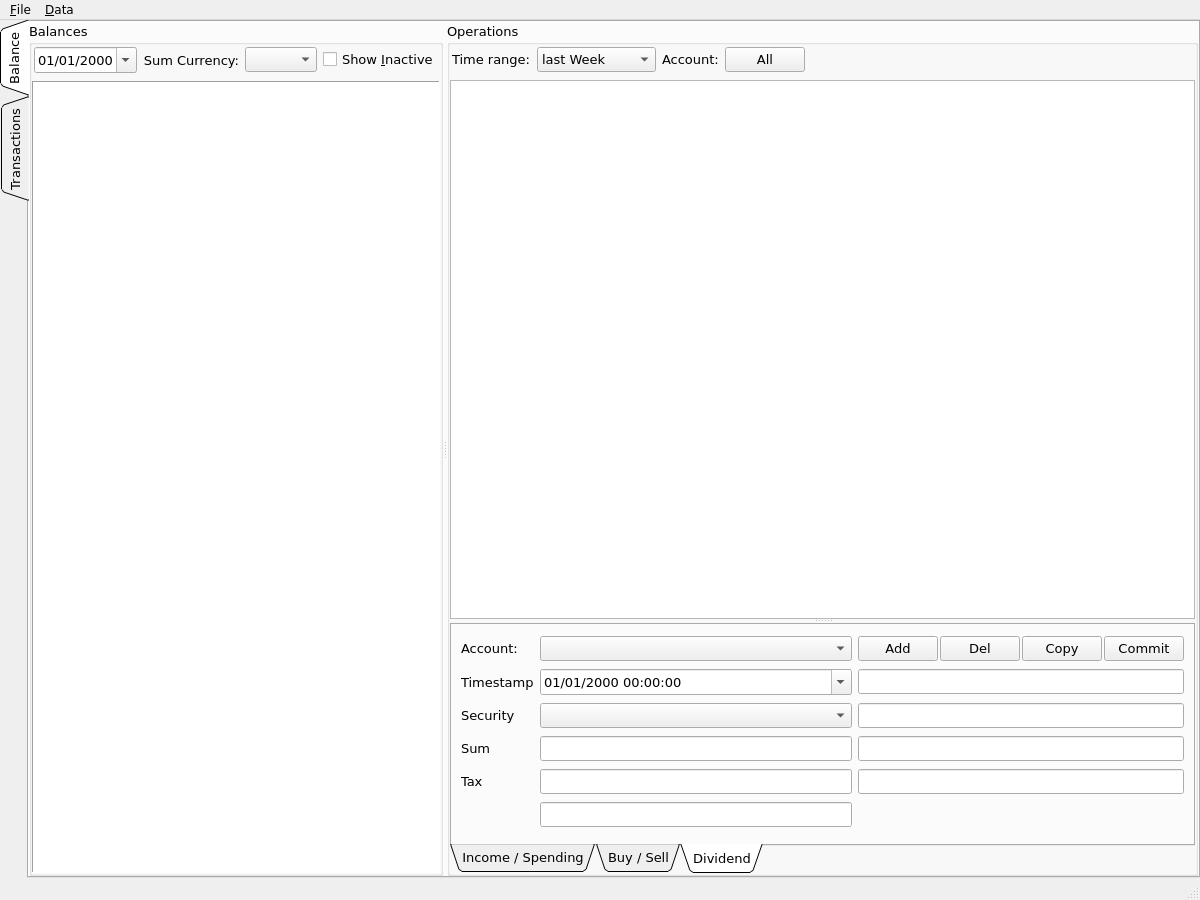
Above: UI/main_window.ui from titov-vv/jal before the change. Below: the same form after it.
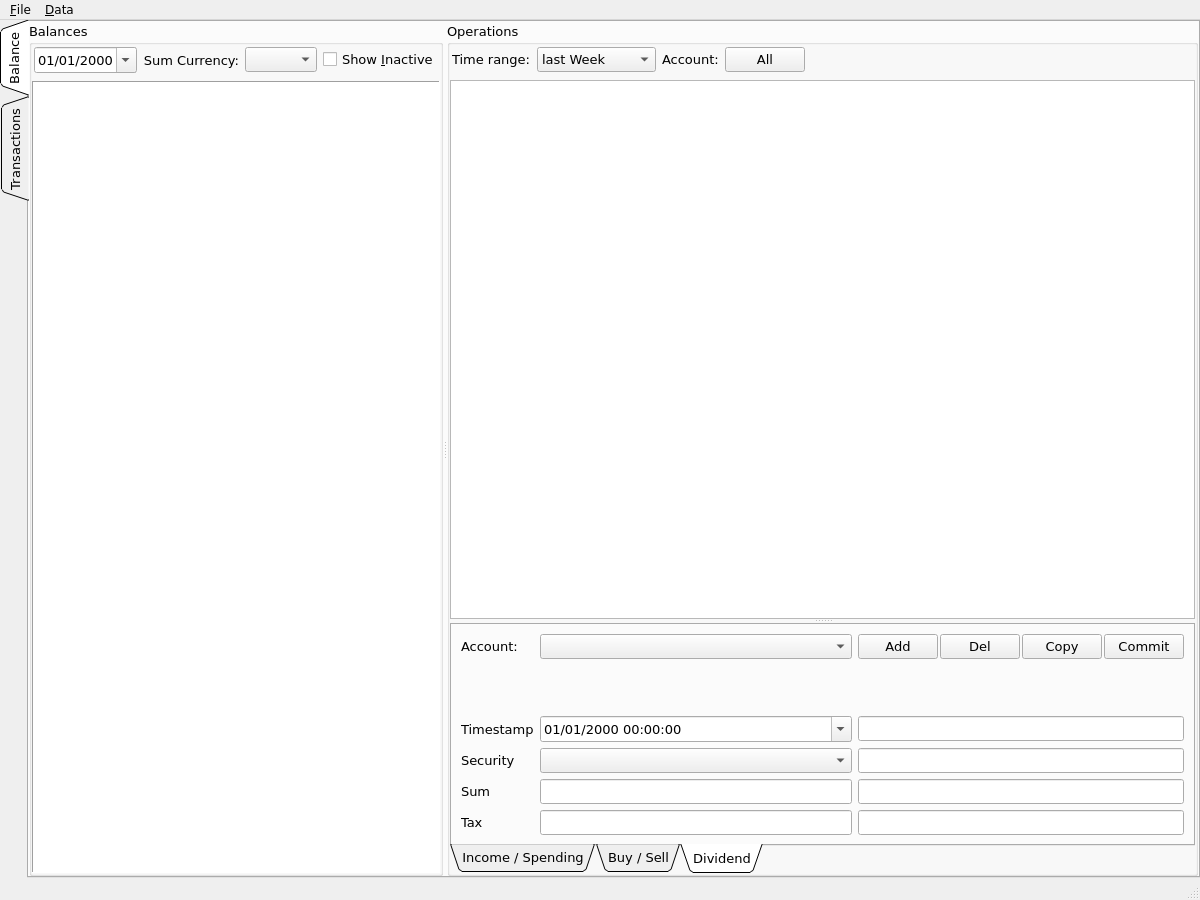
That is the form after the change. Custom widgets are drawn as their Qt base class.

Commit message: Account selector draft improved with dialog

What changed in the file:
```diff
--- a/UI/main_window.ui
+++ b/UI/main_window.ui
@@ -441,27 +441,27 @@
                     <string>Dividend</string>
                    </attribute>
                    <layout class="QGridLayout" name="gridLayout_2">
-                    <item row="5" column="2">
+                    <item row="6" column="1">
                      <widget class="QLineEdit" name="DividendSumEdit"/>
                     </item>
-                    <item row="1" column="0">
+                    <item row="2" column="0">
                      <widget class="QLabel" name="DivDateLbl">
                       <property name="text">
                        <string>Timestamp</string>
                       </property>
                      </widget>
                     </item>
-                    <item row="5" column="0">
+                    <item row="6" column="0">
                      <widget class="QLabel" name="SumLbl">
                       <property name="text">
                        <string>Sum</string>
                       </property>
                      </widget>
                     </item>
-                    <item row="5" column="3">
+                    <item row="6" column="2">
                      <widget class="QLineEdit" name="DividendSumDescription"/>
                     </item>
-                    <item row="1" column="3">
+                    <item row="2" column="2">
                      <widget class="QLineEdit" name="DividendNumberEdit"/>
                     </item>
                     <item row="7" column="0">
@@ -471,20 +471,20 @@
                       </property>
                      </widget>
                     </item>
-                    <item row="7" column="3">
+                    <item row="7" column="2">
                      <widget class="QLineEdit" name="DividendTaxDescription"/>
                     </item>
-                    <item row="4" column="3">
+                    <item row="5" column="2">
                      <widget class="QLineEdit" name="DividendActiveLbl">
                       <property name="enabled">
                        <bool>true</bool>
                       </property>
                      </widget>
                     </item>
-                    <item row="0" column="2">
+                    <item row="0" column="1">
                      <widget class="QComboBox" name="DividendAccountCombo"/>
                     </item>
-                    <item row="7" column="2">
+                    <item row="7" column="1">
                      <widget class="QLineEdit" name="DividendTaxEdit"/>
                     </item>
                     <item row="0" column="0">
@@ -494,14 +494,14 @@
                       </property>
                      </widget>
                     </item>
-                    <item row="4" column="0">
+                    <item row="5" column="0">
                      <widget class="QLabel" name="label">
                       <property name="text">
                        <string>Security</string>
                       </property>
                      </widget>
                     </item>
-                    <item row="1" column="2">
+                    <item row="2" column="1">
                      <widget class="QDateTimeEdit" name="DividendTimestampEdit">
                       <property name="displayFormat">
                        <string>dd/MM/yyyy hh:mm:ss</string>
@@ -511,10 +511,10 @@
                       </property>
                      </widget>
                     </item>
-                    <item row="4" column="2">
+                    <item row="5" column="1">
                      <widget class="QComboBox" name="DividendActiveCombo"/>
                     </item>
-                    <item row="0" column="3">
+                    <item row="0" column="2">
                      <widget class="QFrame" name="frame">
                       <property name="frameShape">
                        <enum>QFrame::Panel</enum>
@@ -572,8 +572,8 @@
                       </layout>
                      </widget>
                     </item>
-                    <item row="8" column="2">
-                     <widget class="QLineEdit" name="test"/>
+                    <item row="1" column="1">
+                     <widget class="AccountSelector" name="DividendAccountWidget" native="true"/>
                     </item>
                    </layout>
                   </widget>
@@ -654,6 +654,14 @@
    </property>
   </action>
  </widget>
+ <customwidgets>
+  <customwidget>
+   <class>AccountSelector</class>
+   <extends>QWidget</extends>
+   <header>CustomUI/account_select.h</header>
+   <container>1</container>
+  </customwidget>
+ </customwidgets>
  <resources/>
  <connections/>
 </ui>
```
The commit also changes 4 other files.
